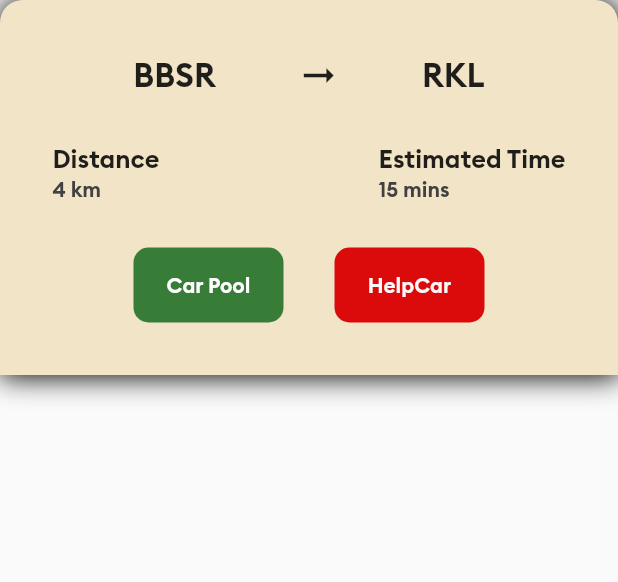
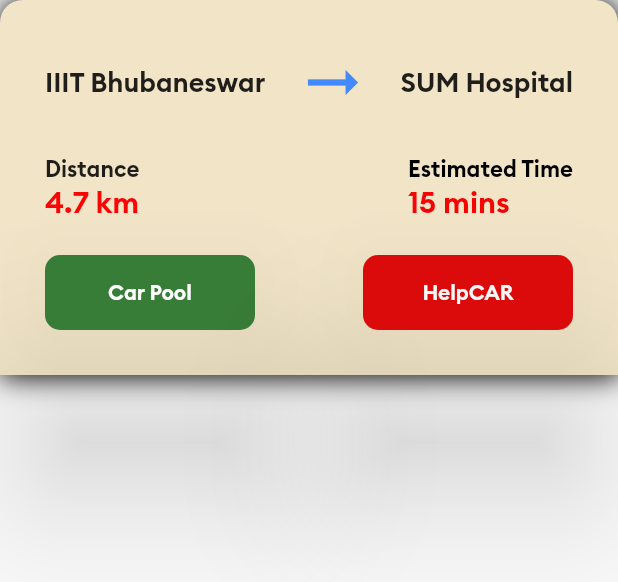
Before and after one commit to soumeshmohanty0220/helpcar, a Flutter app: what requestRideDetails() shows on an empty page, opened directly, on a phone screen of 412 x 824 dp. Shown: the top 582 px of the screen. Run offline on Flutter 3.47's test engine with Material 2 defaults, Android fonts, the phone set to English and light mode, and no system bars; our stand-ins replace animated_text_kit, firebase_auth, firebase_core, firebase_database, fluttertoast, geolocator and 3 more; missing offline and left inert: dart:ffi, flutter_polyline_points; accounts and stored records are empty.

Commit message:
minor UI changes

```diff
--- a/lib/AllWidgets/requesterRideDetails.dart
+++ b/lib/AllWidgets/requesterRideDetails.dart
@@ -1,3 +1,5 @@
+// ignore_for_file: prefer_const_constructors, prefer_const_literals_to_create_immutables, camel_case_types, sort_child_properties_last
+
 import 'package:flutter/material.dart';
 import 'package:flutter/src/widgets/framework.dart';
 import 'package:flutter/src/widgets/placeholder.dart';
@@ -35,28 +37,31 @@
         ],
       ),
       child: Padding(
-        padding: const EdgeInsets.all(15.0),
+        padding: const EdgeInsets.all(10.0),
         child: Column(
           mainAxisAlignment: MainAxisAlignment.spaceBetween,
           children: [
             Row(
-              mainAxisAlignment: MainAxisAlignment.spaceEvenly,
+              mainAxisAlignment: MainAxisAlignment.spaceBetween,
               children: [
                 Flexible(
                   child: Text(
                     widget.loc1,
-                    style: TextStyle(fontSize: 22, fontWeight: FontWeight.w500),
+                    maxLines: 2,
+                    style: TextStyle(fontSize: 18, fontWeight: FontWeight.w500),
                     overflow: TextOverflow.ellipsis,
                   ),
                 ),
                 Icon(
                   Icons.arrow_right_alt,
-                  size: 30,
+                  size: 50,
+                  color: Colors.blueAccent,
                 ),
                 Flexible(
                   child: Text(
                     widget.loc2,
-                    style: TextStyle(fontSize: 22, fontWeight: FontWeight.w500),
+                    maxLines: 2,
+                    style: TextStyle(fontSize: 18, fontWeight: FontWeight.w500),
                     overflow: TextOverflow.ellipsis,
                   ),
                 ),
@@ -73,13 +78,15 @@
                   children: [
                     Text(
                       "Distance",
-                      style: TextStyle(fontSize: 17),
+                      style: TextStyle(fontSize: 15),
                     ),
                     Text(
-                      "4 km",
+                      "4.7 km",
                       style: TextStyle(
                           fontWeight: FontWeight.w600,
-                          color: Color.fromARGB(255, 65, 65, 65)),
+                          fontSize: 20,
+                          color: Color.fromARGB(255, 250, 4, 4)),
+
                     )
                   ],
                 ),
@@ -88,22 +95,23 @@
                   children: [
                     Text(
                       "Estimated Time",
-                      style: TextStyle(fontSize: 17),
+                      style: TextStyle(fontSize: 15,color: Colors.black),
                     ),
                     Text(
                       "15 mins",
                       style: TextStyle(
                           fontWeight: FontWeight.w600,
-                          color: Color.fromARGB(255, 65, 65, 65)),
+                          fontSize: 20,
+                          color: Color.fromARGB(255, 245, 4, 4)),
                     )
                   ],
                 ),
               ],
             ),
             Padding(
-              padding: const EdgeInsets.only(left: 20, right: 20),
+              padding: const EdgeInsets.only(left: 0, right: 0),
               child: Row(
-                mainAxisAlignment: MainAxisAlignment.spaceEvenly,
+                mainAxisAlignment: MainAxisAlignment.spaceBetween,
                 children: [
                   ElevatedButton(
                     onPressed: () {
@@ -112,16 +120,16 @@
                           MaterialPageRoute(
                               builder: (context) => requesterHelperDetails()));
                     },
-                    child: Text("Car Pool"),
                     style: ElevatedButton.styleFrom(
                       shape: RoundedRectangleBorder(
                         borderRadius: BorderRadius.circular(10),
                       ),
-                      elevation: 0,
+                      elevation: 50,
                       backgroundColor: Color.fromARGB(255, 55, 124, 55),
                       foregroundColor: Color.fromARGB(255, 255, 255, 255),
-                      fixedSize: Size(100, 50),
+                      fixedSize: Size(140, 50),
                     ),
+                    child: Text("Car Pool"),
                   ),
                   ElevatedButton(
                     onPressed: () {
@@ -130,15 +138,15 @@
                           MaterialPageRoute(
                               builder: (context) => requesterHelperDetails()));
                     },
-                    child: Text("HelpCar"),
+                    child: Text("HelpCAR"),
                     style: ElevatedButton.styleFrom(
                       shape: RoundedRectangleBorder(
                         borderRadius: BorderRadius.circular(10),
                       ),
-                      elevation: 0,
+                      elevation: 50,
                       backgroundColor: Color.fromARGB(255, 219, 11, 11),
                       foregroundColor: Color.fromARGB(255, 248, 248, 248),
-                      fixedSize: Size(100, 50),
+                      fixedSize: Size(140, 50),
                     ),
                   ),
                 ],
--- a/lib/Allscreens/requesterScreens/requesterHomePage.dart
+++ b/lib/Allscreens/requesterScreens/requesterHomePage.dart
@@ -254,8 +254,8 @@
                       bottom: 0.0,
                       child: (currentPageState == 2)
                           ? requestRideDetails(
-                              loc1: "BBSR",
-                              loc2: "RKL",
+                              loc1: "IIIT Bhubaneswar",
+                              loc2: "SUM Hospital",
                             )
                           : Container(
                               height: 280.0,
```
Also changed, not shown: lib/Allscreens/requesterScreens/requesterHelperDetails.dart (+18 -22 lines).
